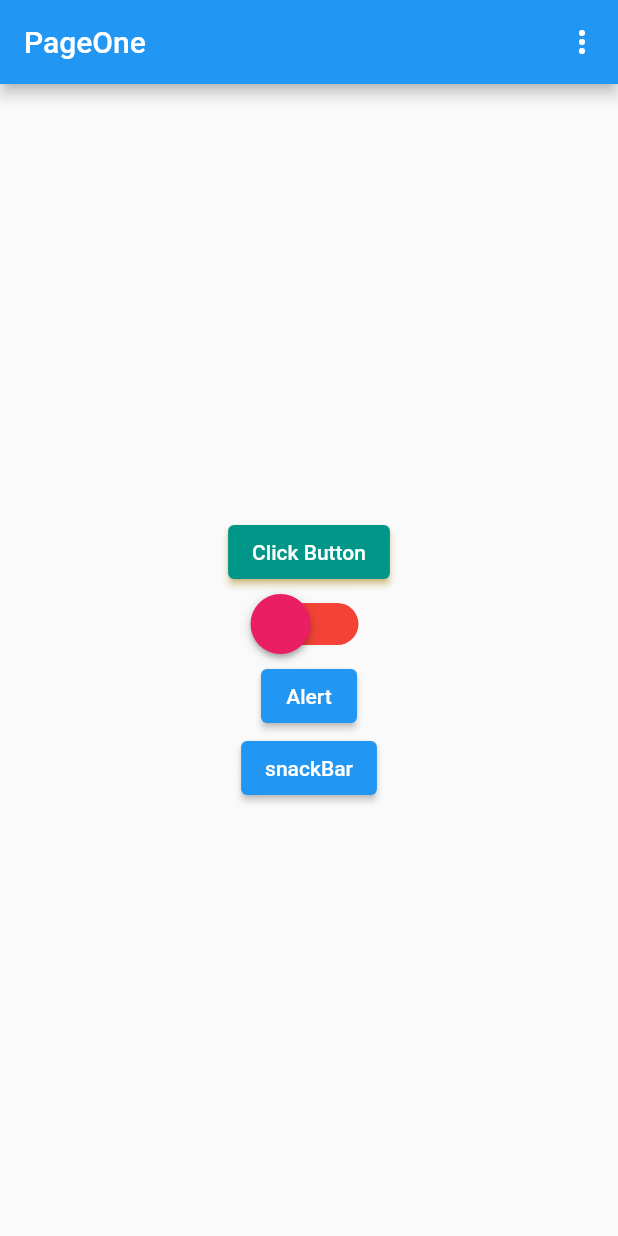
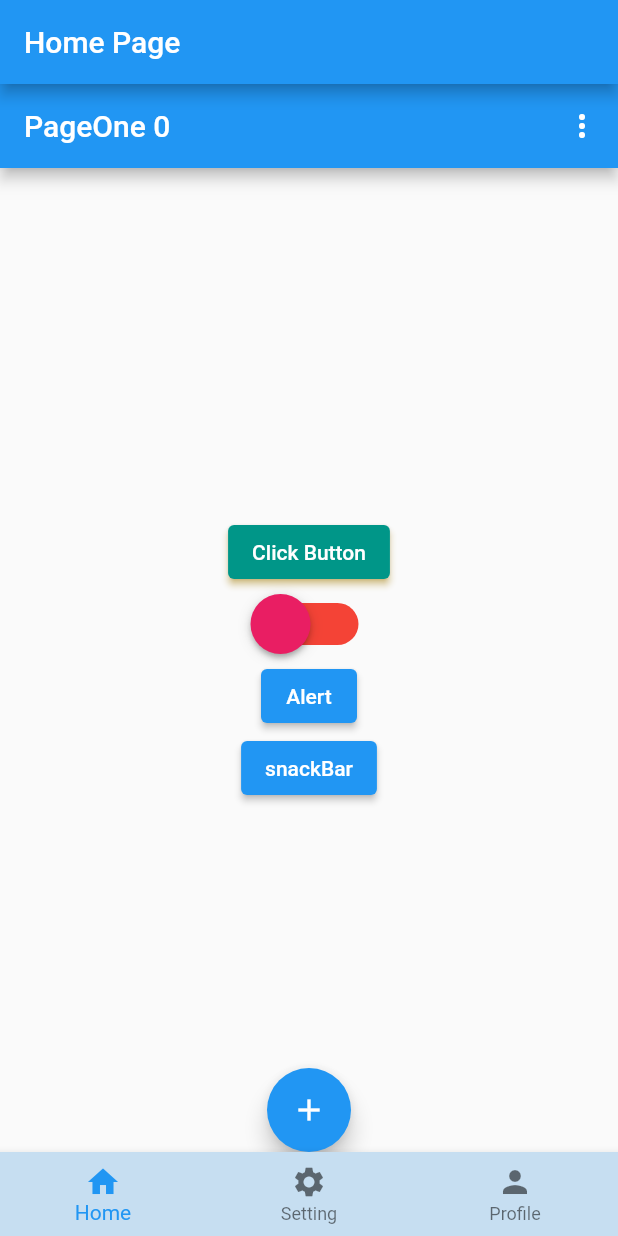
Before and after one commit to Education-cite/first_app-Flutter-Practice-, a Flutter app: the screen it shows after launch, on a phone screen of 412 x 824 dp. Run offline on Flutter 3.47's test engine with Material 2 defaults, Android fonts, the phone set to English and light mode, and no system bars.

```diff
--- a/lib/home.dart
+++ b/lib/home.dart
@@ -1,5 +1,3 @@
-
-
 
 import 'package:first_app/provider/Counter_Provider.dart';
 import 'package:flutter/material.dart';
--- a/lib/main.dart
+++ b/lib/main.dart
@@ -16,7 +16,8 @@ class MyApp extends StatelessWidget {
   Widget build(BuildContext context) {
     return MaterialApp(
       debugShowCheckedModeBanner: false,
-      title: "Profile",
+      title: "Home",
+      home: HomePage(),
      //  home: PageOne(),
       // initialRoute: "/",
       // routes: {
@@ -27,14 +28,123 @@ class MyApp extends StatelessWidget {
       // },
 
          //   OR-------------
-       initialRoute: PageOne.path,
-      routes: {
-        PageOne.path:(context) => PageOne(),
-        PageTwo.path:(context) =>PageTwo(),
-        PageThree.path:(context) =>PageThree(),
-        PageFour.path:(context) =>PageFour(),
-      },
+      //  initialRoute: PageOne.path,
+      // routes: {
+      //   PageOne.path:(context) => PageOne(),
+      //   PageTwo.path:(context) =>PageTwo(),
+      //   PageThree.path:(context) =>PageThree(),
+      //   PageFour.path:(context) =>PageFour(),
+      // },
     );
 
   }
 }
+
+
+
+
+class HomePage extends StatefulWidget {
+  const HomePage({super.key});
+
+  @override
+  State<HomePage> createState() => _HomePageState();
+}
+
+class _HomePageState extends State<HomePage> {
+
+
+int _currentIndex = 0;
+
+  List<Widget> bodyItems = [
+    Container(
+      child: PageOne(),
+    //  color: Colors.amber,
+    ),
+    Container(
+      child: PageTwo(),
+    //  color: Colors.red,
+    ),
+    Container(
+      child: Test( ),
+    //  color: Colors.pink,
+    ),
+  ];
+
+
+
+  @override
+  Widget build(BuildContext context) {
+ return Scaffold(
+      appBar: AppBar(
+        title: Text("Home Page"),
+      ),
+      body: bodyItems[_currentIndex],
+      bottomNavigationBar: BottomNavigationBar(
+        items: [
+          BottomNavigationBarItem(
+              icon: Icon(Icons.home),
+              backgroundColor: Colors.green,
+              label: "Home"),
+          BottomNavigationBarItem(
+              icon: Icon(Icons.settings),
+              backgroundColor: Colors.pink,
+              label: "Setting"),
+          BottomNavigationBarItem(
+              icon: Icon(Icons.person),
+              backgroundColor: Colors.teal,
+              label: "Profile"),
+        ],
+        currentIndex: _currentIndex,
+        onTap: (index) {
+          setState(() {
+            _currentIndex = index;
+          });
+        },
+        backgroundColor: Color.fromARGB(255, 198, 222, 241),
+        elevation: 5,
+      ),
+    );
+    }
+}
+
+
+class Test extends StatefulWidget {
+  const Test({super.key});
+
+  @override
+  State<Test> createState() => _TestState();
+}
+
+class _TestState extends State<Test> {
+  // List items = [1,2,3,4,5,6,7,8,9];
+     List items = List<dynamic>.generate(5, (i) => "Item ${i+1}");
+
+
+  @override
+  Widget build(BuildContext context) {
+    return  Container(
+              child: ListView.builder(
+                itemCount: items.length,
+                itemBuilder: (context,index){
+                  final item = items[index];
+                return Dismissible(
+                  background: Container(
+                    color: Colors.red,
+                  ),
+                   secondaryBackground: Container(
+                    color: Colors.green,
+                  ),
+                  key: Key(item),
+                  onDismissed: (direction){
+                    setState(() {
+                      items.removeAt(index);
+                    });
+                  },
+                  child: ListTile(
+                    title: Text("Item"),
+                  ),
+                );
+              }),
+            );
+  }
+}
--- a/lib/page_one.dart
+++ b/lib/page_one.dart
@@ -1,35 +1,52 @@
+
+
 import 'package:first_app/page_three.dart';
 import 'package:first_app/page_two.dart';
 import 'package:first_app/screens/page_four.dart';
 import 'package:flutter/material.dart';
 
-class PageOne extends StatelessWidget {
-  bool isSwitchTraggle = false;
+class PageOne extends StatefulWidget {
+  const PageOne({super.key});
 
+  @override
+  State<PageOne> createState() => _PageOneState();
+}
+
+class _PageOneState extends State<PageOne> {
+
+ bool isSwitchTraggle = false;
+ int count = 0;
+
+void _increment(){
+  setState(() {
+    count++;
+  });
+}
 
 void switchTragle(bool value){
   if(isSwitchTraggle==false){
-    setState(){
+    setState((){
       print("true");
       isSwitchTraggle=true;
-    }
+    });
   }else{
-    setState(){
+    setState((){
       print("false");
       isSwitchTraggle=false;
-    }
+    });
   }
 }
 
 
   static final String path = "pageOne";
-   PageOne({super.key});
+
 
   @override
   Widget build(BuildContext context) {
-    return Scaffold(
+
+ return Scaffold(
       appBar: AppBar(
-        title: Text("PageOne"),
+        title: Text("PageOne $count"),
         actions: [
           PopupMenuButton(onSelected: (value) {
             if(value=="pageone"){
@@ -127,6 +144,18 @@ void switchTragle(bool value){
 
         ),
       ),
+      floatingActionButton: FloatingActionButton(onPressed: _increment,
+      child: Icon(Icons.add),
+      ),
+      floatingActionButtonLocation: FloatingActionButtonLocation.centerDocked,
+
+      //  floatingActionButton: FloatingActionButton.extended(
+      //   onPressed: _increment,
+      // icon: Icon(Icons.add),
+      // label: Text("add"),
+      // backgroundColor: Colors.pink,
+      // ),
     );
   }
+
 }
```
Also changed, not shown: lib/page_three.dart (+29 -0 lines), lib/screens/page_four.dart (+5 -2 lines).
